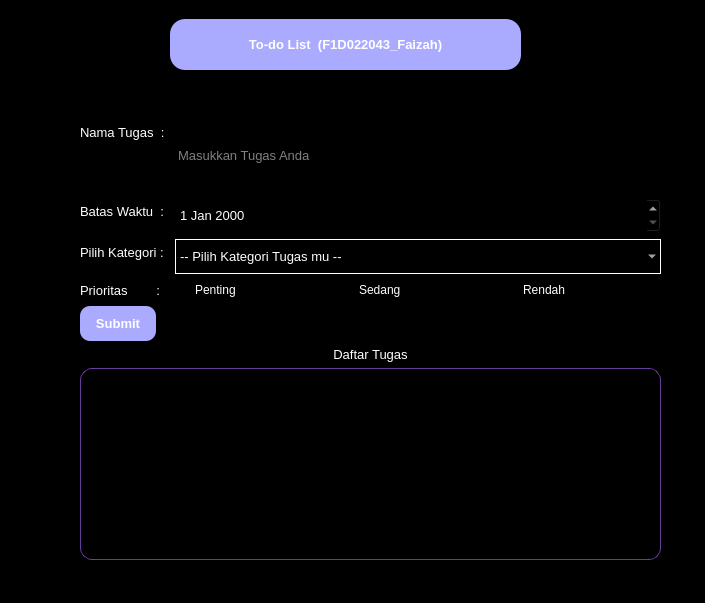
The window that week7.ui (Faizahhfaizahh/-pv25-miniproject-todolist) describes before a commit, drawn with Qt 5.
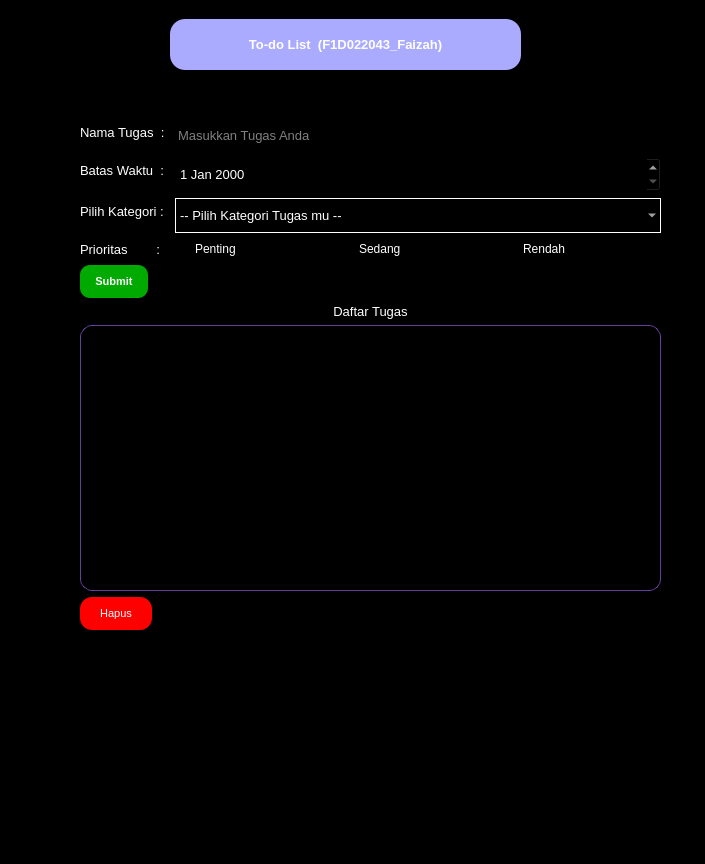
The same window after the commit.

Commit message: mini project perbaikan

```diff
--- a/week7.ui
+++ b/week7.ui
@@ -7,7 +7,7 @@
     <x>0</x>
     <y>0</y>
     <width>705</width>
-    <height>603</height>
+    <height>864</height>
    </rect>
   </property>
   <property name="minimumSize">
@@ -66,12 +66,24 @@
       <x>80</x>
       <y>100</y>
       <width>581</width>
-      <height>441</height>
+      <height>511</height>
      </rect>
     </property>
     <layout class="QVBoxLayout" name="verticalLayout">
      <item>
       <layout class="QFormLayout" name="formLayout">
+       <item row="0" column="0">
+        <widget class="QLabel" name="labelTugas">
+         <property name="styleSheet">
+          <string notr="true">color: rgb(255, 255, 255);
+font-size: 10pt;
+</string>
+         </property>
+         <property name="text">
+          <string>Nama Tugas  : </string>
+         </property>
+        </widget>
+       </item>
        <item row="0" column="1">
         <widget class="QLineEdit" name="lineEditTugas">
          <property name="sizePolicy">
@@ -83,7 +95,7 @@
          <property name="minimumSize">
           <size>
            <width>30</width>
-           <height>35</height>
+           <height>30</height>
           </size>
          </property>
          <property name="sizeIncrement">
@@ -102,6 +114,7 @@
           <string notr="true">border-color: rgb(255, 255, 255);
 color: white;
 font-size: 10pt;
+max-height: 30px;
 </string>
          </property>
          <property name="text">
@@ -242,19 +255,46 @@
          </item>
         </layout>
        </item>
-       <item row="0" column="0">
-        <widget class="QLabel" name="labelTugas">
+       <item row="4" column="0">
+        <widget class="QPushButton" name="submitButton">
+         <property name="minimumSize">
+          <size>
+           <width>30</width>
+           <height>20</height>
+          </size>
+         </property>
          <property name="styleSheet">
-          <string notr="true">color: rgb(255, 255, 255);
-font-size: 10pt;
+          <string notr="true">color:white;
+background-color: rgb(0, 170, 0);
+font-size:8pt;
+font-weight: bold;
+padding: 10px 15px;
+border-radius: 10px;
 </string>
          </property>
          <property name="text">
-          <string>Nama Tugas  : </string>
+          <string>Submit</string>
+         </property>
+         <property name="autoRepeat">
+          <bool>true</bool>
          </property>
         </widget>
        </item>
        <item row="6" column="0" colspan="2">
+        <widget class="QLabel" name="labelDaftarTugas">
+         <property name="styleSheet">
+          <string notr="true">color:white;
+font-size: 10pt;</string>
+         </property>
+         <property name="text">
+          <string>Daftar Tugas</string>
+         </property>
+         <property name="alignment">
+          <set>Qt::AlignCenter</set>
+         </property>
+        </widget>
+       </item>
+       <item row="7" column="0" colspan="2">
         <widget class="QListWidget" name="listWidgetTugas">
          <property name="font">
           <font>
@@ -289,42 +329,17 @@
          </property>
         </widget>
        </item>
-       <item row="5" column="0" colspan="2">
-        <widget class="QLabel" name="labelDaftarTugas">
+       <item row="8" column="0">
+        <widget class="QPushButton" name="hapusButton">
          <property name="styleSheet">
-          <string notr="true">color:white;
-font-size: 10pt;</string>
+          <string notr="true">color: white;
+background-color: rgb(255, 0, 0);
+border-radius:12px;
+font-size: 8pt;
+padding: 10px 20px;</string>
          </property>
          <property name="text">
-          <string>Daftar Tugas</string>
-         </property>
-         <property name="alignment">
-          <set>Qt::AlignCenter</set>
-         </property>
-        </widget>
-       </item>
-       <item row="4" column="0">
-        <widget class="QPushButton" name="submitButton">
-         <property name="minimumSize">
-          <size>
-           <width>30</width>
-           <height>20</height>
-          </size>
-         </property>
-         <property name="styleSheet">
-          <string notr="true">color:white;
-background-color: rgb(170, 170, 255);
-font-size:10pt;
-font-weight: bold;
-padding: 10px 15px;
-border-radius: 10px;
-</string>
-         </property>
-         <property name="text">
-          <string>Submit</string>
-         </property>
-         <property name="autoRepeat">
-          <bool>true</bool>
+          <string>Hapus</string>
          </property>
         </widget>
        </item>
```
The commit also changes 1 other file.
